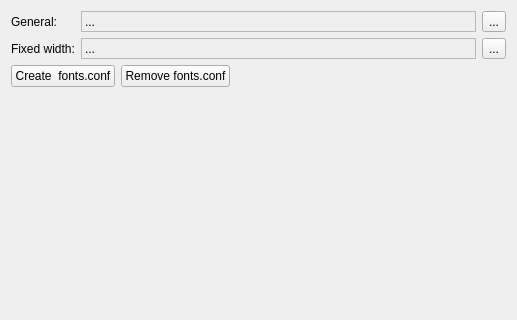
First picture: the form in qt5ct/src/qt5ct/fontspage.ui, repository Martchus/qt5ct, before the edit.
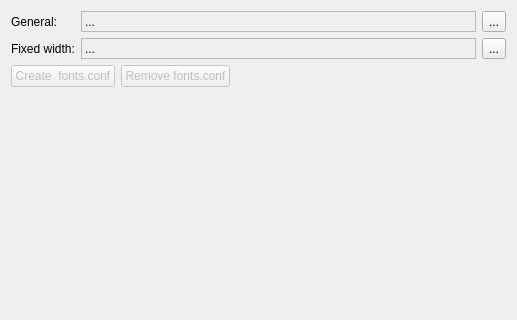
Second picture: the form after the edit.

Patch:
```diff
--- a/qt5ct/src/qt5ct/fontspage.ui
+++ b/qt5ct/src/qt5ct/fontspage.ui
@@ -115,6 +115,9 @@
    </item>
    <item row="1" column="0">
     <widget class="QPushButton" name="pushButton">
+     <property name="enabled">
+      <bool>false</bool>
+     </property>
      <property name="text">
       <string>Create  fonts.conf</string>
      </property>
@@ -122,6 +125,9 @@
    </item>
    <item row="1" column="1">
     <widget class="QPushButton" name="pushButton_2">
+     <property name="enabled">
+      <bool>false</bool>
+     </property>
      <property name="text">
       <string>Remove fonts.conf</string>
      </property>
```
Left out of the diff: 2 changed lines with no effect on the pictures.
